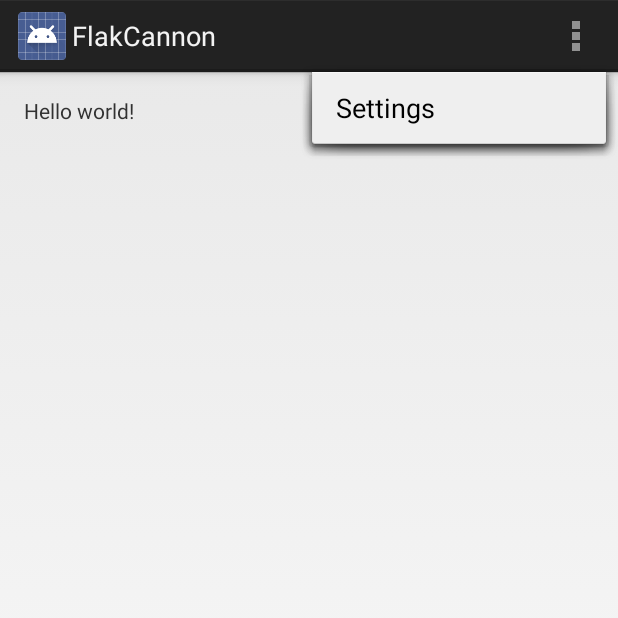
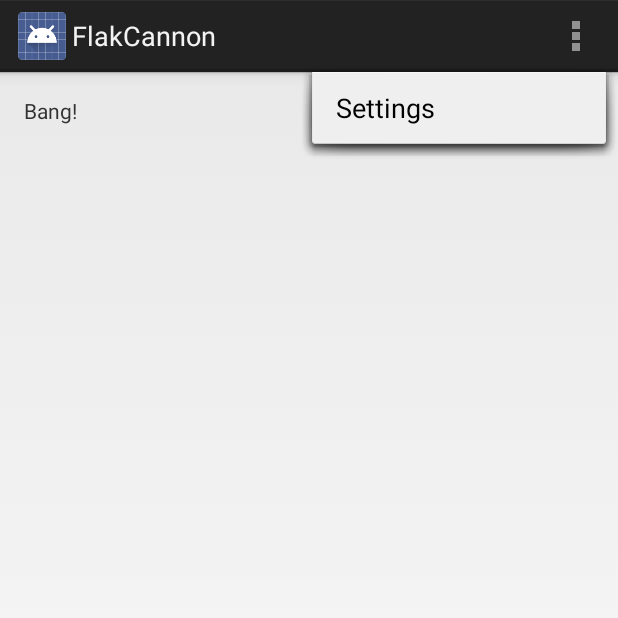
Before and after one commit to BBensch/Flak-Cannon, an Android app: the screen it shows after launch (HomeActivity), with the options menu open, on a phone screen of 412 x 824 dp, the top half of it. Run offline under Robolectric (Android 15) with nearby library versions, the phone set to English and light mode, and no system bars.

Commit message:
Here is a new string

```diff
--- a/app/src/main/res/values/strings.xml
+++ b/app/src/main/res/values/strings.xml
@@ -2,7 +2,7 @@
 <resources>
 
     <string name="app_name">FlakCannon</string>
-    <string name="hello_world">Hello world!</string>
+    <string name="hello_world">Bang!</string>
     <string name="action_settings">Settings</string>
 
 </resources>
```
